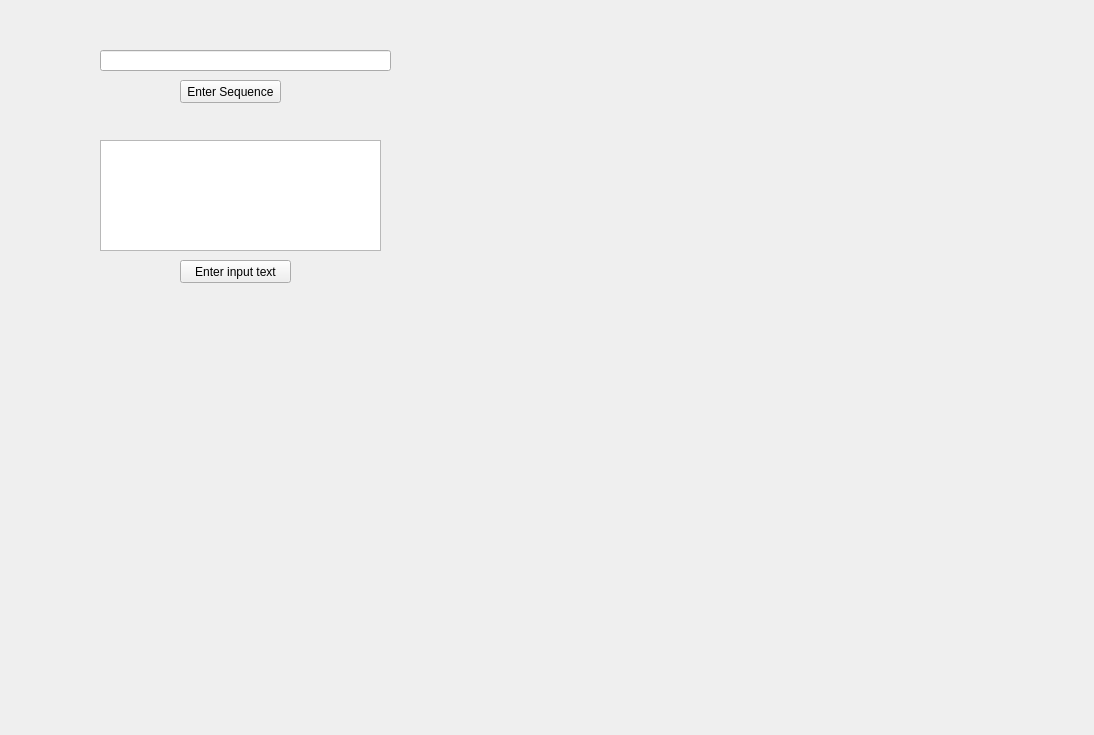
Qt form mainwindow.ui (pskrgag/bacon-cipher-visualization) before a commit.
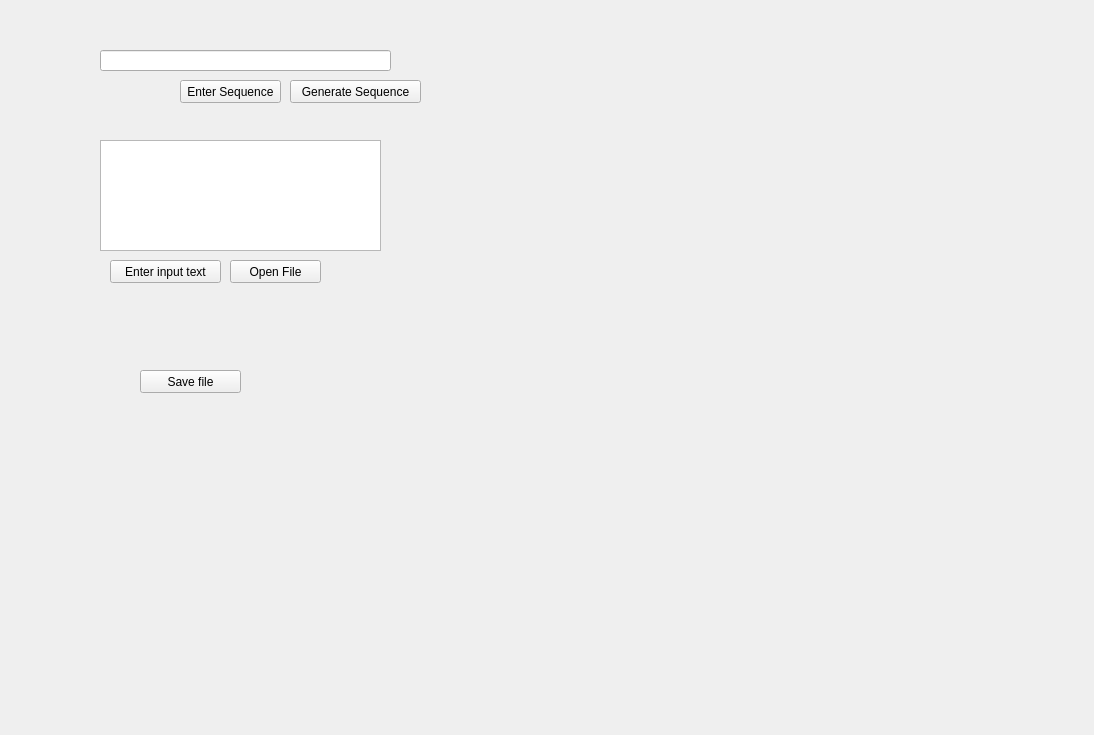
The same form after that commit.

Commit message: export and import text files added

Diff of the .ui file:
```diff
--- a/mainwindow.ui
+++ b/mainwindow.ui
@@ -39,7 +39,7 @@
   <widget class="QPushButton" name="pushButton_2">
    <property name="geometry">
     <rect>
-     <x>180</x>
+     <x>110</x>
      <y>260</y>
      <width>111</width>
      <height>23</height>
@@ -59,6 +59,45 @@
     </rect>
    </property>
   </widget>
+  <widget class="QPushButton" name="pushButton_3">
+   <property name="geometry">
+    <rect>
+     <x>290</x>
+     <y>80</y>
+     <width>131</width>
+     <height>23</height>
+    </rect>
+   </property>
+   <property name="text">
+    <string>Generate Sequence</string>
+   </property>
+  </widget>
+  <widget class="QPushButton" name="pushButton_4">
+   <property name="geometry">
+    <rect>
+     <x>230</x>
+     <y>260</y>
+     <width>91</width>
+     <height>23</height>
+    </rect>
+   </property>
+   <property name="text">
+    <string>Open File</string>
+   </property>
+  </widget>
+  <widget class="QPushButton" name="pushButton_5">
+   <property name="geometry">
+    <rect>
+     <x>140</x>
+     <y>370</y>
+     <width>101</width>
+     <height>23</height>
+    </rect>
+   </property>
+   <property name="text">
+    <string>Save file</string>
+   </property>
+  </widget>
  </widget>
  <resources/>
  <connections/>
```
The commit also changes 2 other files.
